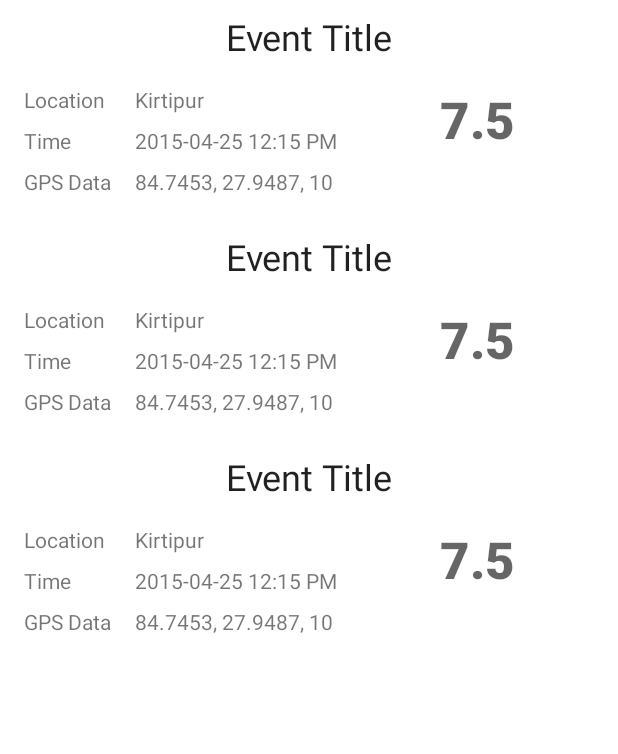
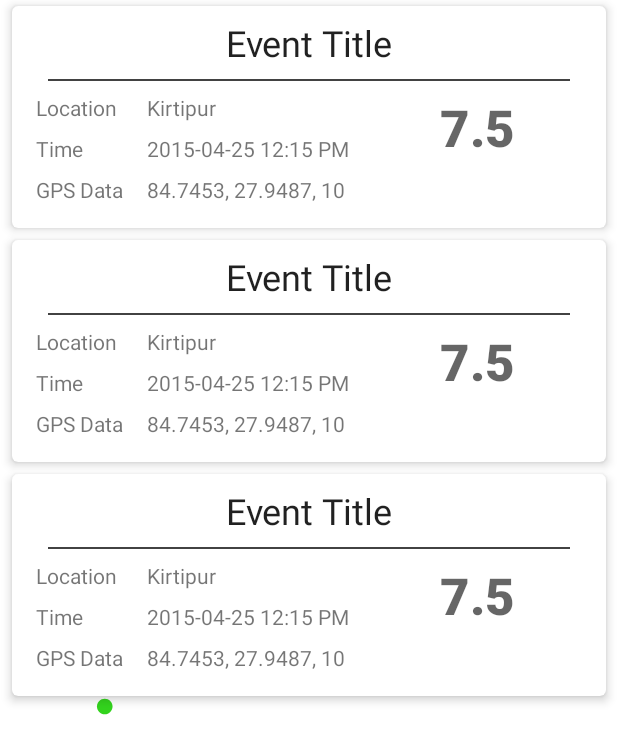
Before and after one commit to azens1995/earthquake-nepal-data, an Android app: the layout activity_main.xml on its own in the app's theme, with its tools: preview values and no code run, on a phone screen of 412 x 824 dp. Shown: the top 754 px of the screen. Run offline under Robolectric (Android 15) with nearby library versions, the phone set to English and light mode, and no system bars; Roboto replaces fonts that are not available here.

Commit message:
feat: add load screen

```diff
--- a/app/build.gradle
+++ b/app/build.gradle
@@ -48,4 +48,6 @@ dependencies {
 
     // Timber logging
     implementation 'com.jakewharton.timber:timber:4.7.1'
+
+    implementation 'com.airbnb.android:lottie:3.0.7'
 }
--- a/app/src/main/java/com/azens1995/earthquakedata/MainActivity.java
+++ b/app/src/main/java/com/azens1995/earthquakedata/MainActivity.java
@@ -6,6 +6,7 @@ import androidx.lifecycle.ViewModelProviders;
 import androidx.recyclerview.widget.LinearLayoutManager;
 
 import android.os.Bundle;
+import android.view.View;
 
 import com.azens1995.earthquakedata.data.remote.response.EarthquakeResponse;
 import com.azens1995.earthquakedata.databinding.ActivityMainBinding;
@@ -26,14 +27,18 @@ public class MainActivity extends AppCompatActivity {
     @Override
     protected void onCreate(Bundle savedInstanceState) {
         super.onCreate(savedInstanceState);
+
         ActivityMainBinding mainBinding = DataBindingUtil.setContentView(this, R.layout.activity_main);
+
         mEarthquakeResponseList = new ArrayList<>();
         mainBinding.earthquakeRecyclerView.setLayoutManager(new LinearLayoutManager(this));
         mEarthquakeAdapter = new EarthquakeAdapter(mEarthquakeResponseList);
         mainBinding.earthquakeRecyclerView.setAdapter(mEarthquakeAdapter);
+        mainBinding.loading.setVisibility(View.VISIBLE);
 
         mEarthquakeViewModel = ViewModelProviders.of(this).get(EarhquakeViewModel.class);
         mEarthquakeViewModel.getEarthquakeData().observe(this, earthquakeResponse ->{
+            mainBinding.loading.setVisibility(View.GONE);
             Timber.d("The response of the data are ->"+new Gson().toJson(earthquakeResponse.getFeatures()));
             mEarthquakeAdapter.addEarthquakeNewData(earthquakeResponse.getFeatures());
         });
--- a/app/src/main/java/com/azens1995/earthquakedata/utils/ApplicationConstants.java
+++ b/app/src/main/java/com/azens1995/earthquakedata/utils/ApplicationConstants.java
@@ -13,9 +13,9 @@ public class ApplicationConstants {
 
     // LATITUDE
     public static final String KEY_MIN_LATITUDE = "minlatitude";
-    public static final int VAL_MIN_LATITUDE = 27;
+    public static final int VAL_MIN_LATITUDE = 26;
     public static final String KEY_MAX_LATITUDE = "maxlatitude";
-    public static final int VAL_MAX_LATITUDE = 29;
+    public static final int VAL_MAX_LATITUDE = 30;
 
     // LONGITUDE
     public static final String KEY_MIN_LONGITUDE = "minlongitude";
--- a/app/src/main/res/layout/activity_main.xml
+++ b/app/src/main/res/layout/activity_main.xml
@@ -12,6 +12,24 @@
         android:layout_height="match_parent"
         tools:context=".MainActivity">
 
+        <com.airbnb.lottie.LottieAnimationView
+            android:id="@+id/loading"
+            android:layout_width="match_parent"
+            android:layout_height="match_parent"
+            android:layout_gravity="center"
+            android:layout_marginStart="16dp"
+            android:layout_marginTop="16dp"
+            android:layout_marginEnd="16dp"
+            android:layout_marginBottom="16dp"
+            app:layout_constraintBottom_toBottomOf="parent"
+            app:layout_constraintEnd_toEndOf="parent"
+            app:layout_constraintStart_toStartOf="parent"
+            app:layout_constraintTop_toTopOf="parent"
+            app:lottie_autoPlay="true"
+            app:lottie_loop="true"
+            app:lottie_fileName="loader_animation.json"
+            app:lottie_scale="0.4" />
+
         <androidx.recyclerview.widget.RecyclerView
             android:id="@+id/earthquake_recyclerView"
             android:layout_width="match_parent"
--- a/app/src/main/res/layout/listitem_earthquake.xml
+++ b/app/src/main/res/layout/listitem_earthquake.xml
@@ -9,17 +9,25 @@
             type="com.azens1995.earthquakedata.data.remote.response.EarthquakeResponse" />
 
     </data>
+    <com.google.android.material.card.MaterialCardView
+        android:layout_width="match_parent"
+        android:layout_height="wrap_content"
+        android:elevation="@dimen/margin_padding_ele"
+        app:cardCornerRadius="@dimen/margin_padding_ele"
+        app:cardElevation="@dimen/margin_padding_ele"
+        android:layout_marginHorizontal="@dimen/margin_horiz"
+        android:layout_marginVertical="@dimen/margin_padding_ele">
 
     <androidx.constraintlayout.widget.ConstraintLayout
         android:layout_width="match_parent"
-        android:layout_height="wrap_content"
-        app:visible="@{earthquake.properties.place}">
+        android:layout_height="wrap_content">
 
         <TextView
             android:id="@+id/labelPlace"
             android:layout_width="wrap_content"
             android:layout_height="wrap_content"
             android:layout_marginStart="16dp"
+            android:text="@string/label_place"
             app:layout_constraintBaseline_toBaselineOf="@+id/textLocation"
             app:layout_constraintStart_toStartOf="parent"
             tools:text="@string/label_place" />
@@ -29,6 +37,7 @@
             android:layout_width="wrap_content"
             android:layout_height="wrap_content"
             android:layout_marginStart="16dp"
+            android:text="@string/label_event_time"
             app:layout_constraintBaseline_toBaselineOf="@+id/textTime"
             app:layout_constraintStart_toStartOf="parent"
             tools:text="@string/label_event_time" />
@@ -38,17 +47,20 @@
             android:layout_width="wrap_content"
             android:layout_height="wrap_content"
             android:layout_marginStart="16dp"
+            android:text="@string/label_gps"
             app:layout_constraintBaseline_toBaselineOf="@+id/textGps"
             app:layout_constraintStart_toStartOf="parent"
             tools:text="@string/label_gps" />
 
         <TextView
             android:id="@+id/labelTitle"
-            android:layout_width="wrap_content"
+            android:layout_width="0dp"
             android:layout_height="wrap_content"
             android:layout_marginStart="16dp"
             android:layout_marginTop="8dp"
             android:layout_marginEnd="16dp"
+            android:textAlignment="center"
+            android:text="@{earthquake.properties.title}"
             android:textAppearance="@style/TextAppearance.MaterialComponents.Headline5"
             app:layout_constraintEnd_toEndOf="parent"
             app:layout_constraintStart_toStartOf="parent"
@@ -60,12 +72,12 @@
             android:layout_width="0dp"
             android:layout_height="wrap_content"
             android:layout_marginStart="16dp"
-            android:layout_marginTop="16dp"
+            android:layout_marginTop="8dp"
             android:layout_marginEnd="8dp"
             android:text="@{earthquake.properties.place}"
             app:layout_constraintEnd_toEndOf="@+id/barrierText"
             app:layout_constraintStart_toEndOf="@+id/barrierLabel"
-            app:layout_constraintTop_toBottomOf="@+id/labelTitle"
+            app:layout_constraintTop_toBottomOf="@+id/view"
             tools:text="@string/sample_text_location" />
 
         <TextView
@@ -97,7 +109,7 @@
             android:layout_width="0dp"
             android:layout_height="0dp"
             android:layout_marginStart="16dp"
-            android:layout_marginTop="16dp"
+            android:layout_marginTop="8dp"
             android:layout_marginEnd="16dp"
             android:layout_marginBottom="16dp"
             android:fontFamily="sans-serif-black"
@@ -107,7 +119,7 @@
             app:layout_constraintBottom_toBottomOf="@+id/textGps"
             app:layout_constraintEnd_toEndOf="parent"
             app:layout_constraintStart_toEndOf="@+id/barrierText"
-            app:layout_constraintTop_toBottomOf="@+id/labelTitle"
+            app:layout_constraintTop_toBottomOf="@+id/view"
             tools:text="@string/sample_text_magnitude" />
 
         <androidx.constraintlayout.widget.Barrier
@@ -125,5 +137,18 @@
             app:barrierDirection="end"
             app:constraint_referenced_ids="textLocation,textGps,textTime"
             tools:layout_editor_absoluteX="226dp" />
+
+        <View
+            android:id="@+id/view"
+            android:layout_width="match_parent"
+            android:layout_height="1dp"
+            android:layout_marginStart="24dp"
+            android:layout_marginTop="8dp"
+            android:layout_marginEnd="24dp"
+            android:background="@color/cardview_dark_background"
+            app:layout_constraintEnd_toEndOf="parent"
+            app:layout_constraintStart_toStartOf="parent"
+            app:layout_constraintTop_toBottomOf="@+id/labelTitle" />
     </androidx.constraintlayout.widget.ConstraintLayout>
+    </com.google.android.material.card.MaterialCardView>
 </layout>
--- /dev/null
+++ b/app/src/main/res/values/dimens.xml
@@ -0,0 +1,5 @@
+<?xml version="1.0" encoding="utf-8"?>
+<resources>
+    <dimen name="margin_padding_ele">4dp</dimen>
+    <dimen name="margin_horiz">8dp</dimen>
+</resources>
```
Also changed, not shown: app/src/main/assets/loader_animation.json (added, +1 -0 lines), app/src/main/java/com/azens1995/earthquakedata/data/remote/response/PropertiesResponse.java (+14 -1 lines), app/src/main/java/com/azens1995/earthquakedata/features/EarthquakeRepository.java (+14 -1 lines), app/src/main/java/com/azens1995/earthquakedata/utils/BindingAdapter.java (+10 -3 lines).
